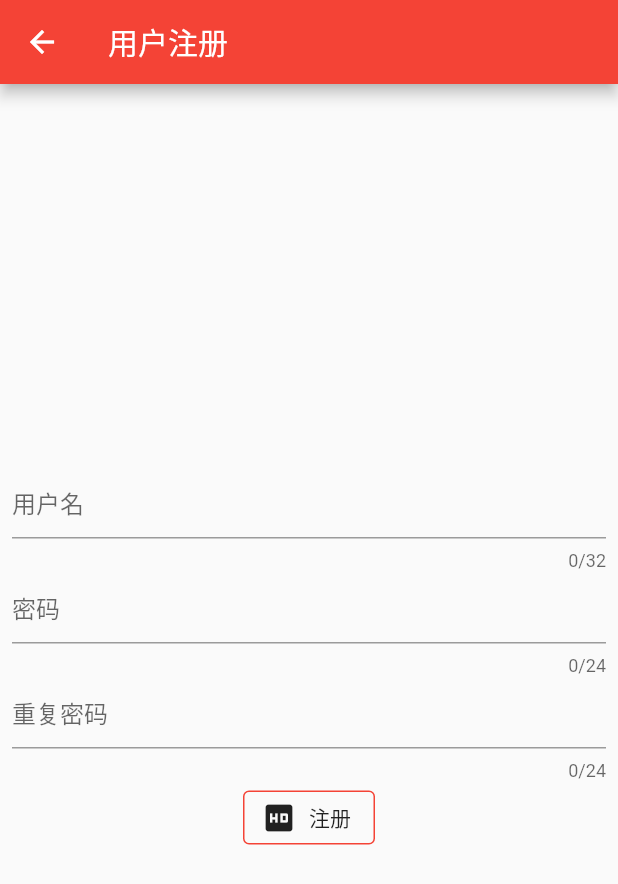
After one commit to HxBreak/new_trend, a Flutter app: the LoginScreen screen opened by its route, after a tap on "注册", on a phone screen of 412 x 824 dp. The commit adds this screen. Shown: the top 884 px of the screen. Run offline on Flutter 3.47's test engine with Material 2 defaults, Android fonts, the phone set to English and light mode, and no system bars; statements that could not run were skipped.

Commit message:
添加登录注册页面

```diff
--- /dev/null
+++ b/lib/models/constant.dart
@@ -0,0 +1,3 @@
+class Constant {
+  static const String APP_INIT = "http://www.dashixiuxiu.cn/app_init";
+}
--- /dev/null
+++ b/lib/models/main_state_model.dart
@@ -0,0 +1,62 @@
+import 'package:scoped_model/scoped_model.dart';
+import 'models.dart';
+import 'dart:async';
+import 'package:http/http.dart';
+import 'dart:convert';
+import 'dart:io';
+import 'package:flutter/material.dart';
+// enum MainScreenPage {
+//   INDEX,
+//   NEWS,
+//   GROUP,
+//   PROFILE,
+// }
+
+class MainStateModel extends Model
+    with BaseModel, IndexScreenStateModel, BasicScreenStateModel {
+  MainStateModel() {
+    initApp();
+  }
+}
+
+class BaseModel extends Model {}
+
+abstract class IndexScreenStateModel extends BaseModel {}
+
+abstract class BasicScreenStateModel extends BaseModel {
+  CommonPageStatus basicScreenStatus = CommonPageStatus.READY;
+  List basicScreenNavItems = [];
+  int _currentSelNav = 0;
+  static const List<BottomNavigationItem> basicLocalNavItems = const [
+    // BottomNavigationItem(icon: Icon(Icons.forum), title: "社区"),
+    // BottomNavigationBarItem(
+    //     icon: Icon(Icons.account_circle), title: Text("用户")),
+  ];
+  int get basicCurrentSelNav => _currentSelNav;
+
+  int get basicNavItemCount =>
+      basicScreenNavItems.length + basicLocalNavItems.length;
+
+  set basicCurrentSelNav(int i) {
+    _currentSelNav = i.clamp(0, basicNavItemCount - 1);
+    notifyListeners();
+  }
+
+  String get basicCurrentTitleString {
+    return _currentSelNav < basicScreenNavItems.length
+        ? basicScreenNavItems[_currentSelNav]['name']
+        : "$basicNavItemCount";
+  }
+
+  Future initApp() {
+    basicScreenStatus = CommonPageStatus.RUNNING;
+    notifyListeners();
+    return read(Constant.APP_INIT).then(json.decode).then((resp) {
+      basicScreenNavItems = resp['BottomBarItem'];
+      basicScreenStatus = CommonPageStatus.DONE;
+    }).catchError((o) {
+      print(o);
+      basicScreenStatus = CommonPageStatus.ERROR;
+    }).whenComplete(this.notifyListeners);
+  }
+}
--- a/lib/models/models.dart
+++ b/lib/models/models.dart
@@ -1 +1,4 @@
 export 'news_models.dart';
+export 'constant.dart';
+export 'main_state_model.dart';
+export 'common.dart';
--- /dev/null
+++ b/lib/screens/login_screen.dart
@@ -0,0 +1,93 @@
+import 'package:flutter/material.dart';
+
+class LoginScreen extends StatefulWidget {
+  @override
+  _LoginScreenState createState() => _LoginScreenState();
+}
+
+class _LoginScreenState extends State<LoginScreen>
+    with SingleTickerProviderStateMixin {
+  AnimationController _controller;
+  GlobalKey<FormState> _form = new GlobalKey();
+
+  @override
+  void initState() {
+    super.initState();
+    _controller = AnimationController(vsync: this);
+  }
+
+  @override
+  void dispose() {
+    super.dispose();
+    _controller.dispose();
+  }
+
+  @override
+  Widget build(BuildContext context) {
+    return Scaffold(
+      appBar: AppBar(
+        title: Text("用户注册"),
+      ),
+      body: Padding(
+        padding: const EdgeInsets.all(8.0),
+        child: Column(
+          mainAxisSize: MainAxisSize.max,
+          mainAxisAlignment: MainAxisAlignment.center,
+          crossAxisAlignment: CrossAxisAlignment.center,
+          children: <Widget>[
+            Form(
+              key: _form,
+              child: Column(
+                children: <Widget>[
+                  FlutterLogo(size: 64.0),
+                  TextFormField(
+                    maxLength: 32,
+                    decoration: InputDecoration(
+                      hintText: "用户名",
+                      border: UnderlineInputBorder(),
+                    ),
+                  ),
+                  TextFormField(
+                    maxLength: 24,
+                    obscureText: true,
+                    decoration: InputDecoration(
+                      hintText: "密码",
+                      border: UnderlineInputBorder(),
+                    ),
+                  ),
+                  Row(
+                    mainAxisAlignment: MainAxisAlignment.spaceEvenly,
+                    children: <Widget>[
+                      FlatButton.icon(
+                          shape: RoundedRectangleBorder(
+                              side: BorderSide(
+                                  color: Theme.of(context).accentColor,
+                                  width: 1.0),
+                              borderRadius: BorderRadius.circular(4.0)),
+                          icon: Icon(Icons.hd),
+                          label: Text("登录"),
+                          onPressed: () {
+                            _form.currentState.validate();
+                          }),
+                      FlatButton.icon(
+                          shape: RoundedRectangleBorder(
+                              side: BorderSide(
+                                  color: Theme.of(context).accentColor,
+                                  width: 1.0),
+                              borderRadius: BorderRadius.circular(4.0)),
+                          icon: Icon(Icons.hd),
+                          label: Text("注册"),
+                          onPressed: () {
+                            Navigator.of(context).pushNamed("register");
+                          }),
+                    ],
+                  )
+                ],
+              ),
+            )
+          ],
+        ),
+      ),
+    );
+  }
+}
--- /dev/null
+++ b/lib/screens/register_screen.dart
@@ -0,0 +1,88 @@
+import 'package:flutter/material.dart';
+
+class RegisterScreen extends StatefulWidget {
+  @override
+  _RegisterScreenState createState() => _RegisterScreenState();
+}
+
+class _RegisterScreenState extends State<RegisterScreen>
+    with SingleTickerProviderStateMixin {
+  AnimationController _controller;
+  GlobalKey<FormState> _form = new GlobalKey();
+
+  @override
+  void initState() {
+    super.initState();
+    _controller = AnimationController(vsync: this);
+  }
+
+  @override
+  void dispose() {
+    super.dispose();
+    _controller.dispose();
+  }
+
+  @override
+  Widget build(BuildContext context) {
+    return Scaffold(
+      appBar: AppBar(
+        title: Text("用户注册"),
+      ),
+      body: Padding(
+        padding: const EdgeInsets.all(8.0),
+        child: Column(
+          mainAxisAlignment: MainAxisAlignment.center,
+          crossAxisAlignment: CrossAxisAlignment.center,
+          children: <Widget>[
+            Form(
+              key: _form,
+              child: Column(
+                children: <Widget>[
+                  TextFormField(
+                    maxLength: 32,
+                    decoration: InputDecoration(
+                      hintText: "用户名",
+                      border: UnderlineInputBorder(),
+                    ),
+                  ),
+                  TextFormField(
+                    maxLength: 24,
+                    obscureText: true,
+                    decoration: InputDecoration(
+                      hintText: "密码",
+                      border: UnderlineInputBorder(),
+                    ),
+                  ),
+                  TextFormField(
+                    maxLength: 24,
+                    obscureText: true,
+                    decoration: InputDecoration(
+                      hintText: "重复密码",
+                      border: UnderlineInputBorder(),
+                    ),
+                  ),
+                  Row(
+                    mainAxisAlignment: MainAxisAlignment.spaceEvenly,
+                    children: <Widget>[
+                      FlatButton.icon(
+                          shape: RoundedRectangleBorder(
+                              side: BorderSide(
+                                  color: Theme.of(context).accentColor,
+                                  width: 1.0),
+                              borderRadius: BorderRadius.circular(4.0)),
+                          icon: Icon(Icons.hd),
+                          label: Text("注册"),
+                          onPressed: () {
+                            _form.currentState.validate();
+                          }),
+                    ],
+                  )
+                ],
+              ),
+            )
+          ],
+        ),
+      ),
+    );
+  }
+}
--- a/lib/screens/screens.dart
+++ b/lib/screens/screens.dart
@@ -1,2 +1,4 @@
 export 'index_screen.dart';
 export 'profile_screen.dart';
+export 'login_screen.dart';
+export 'register_screen.dart';
```
Also changed, not shown: init.json (added, +40 -0 lines), lib/main.dart (+54 -139 lines), lib/models/common.dart (added, +14 -0 lines), 1 other file.
